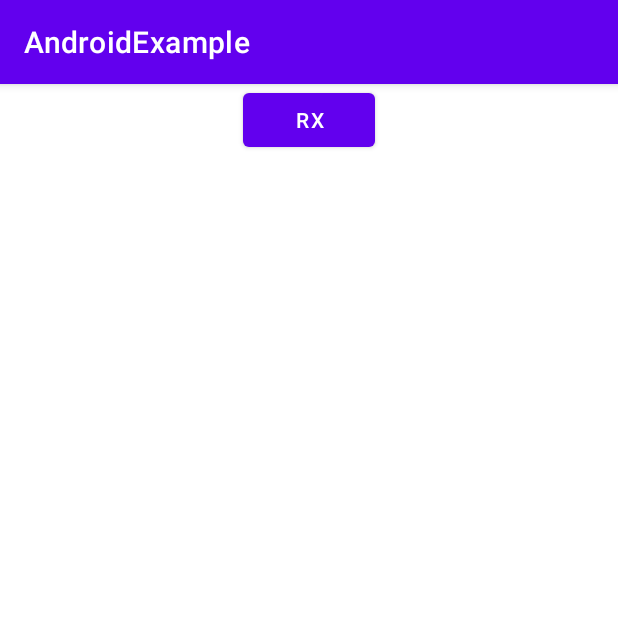
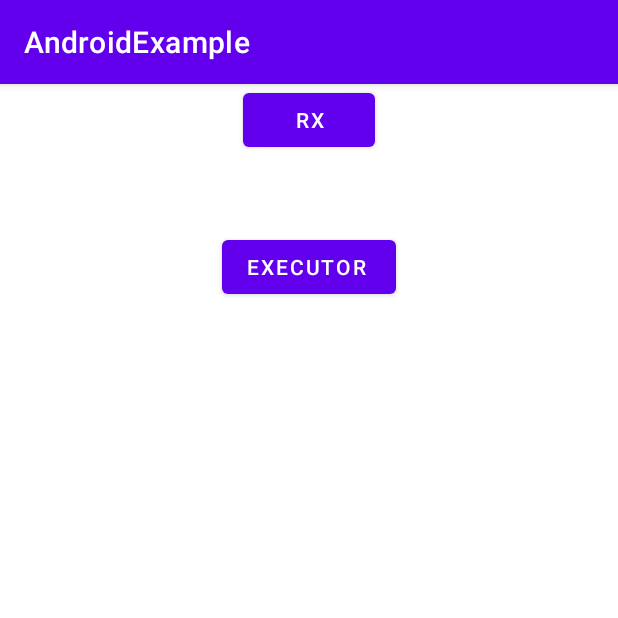
Before and after one commit to trongtrong/AndroidExample, an Android app: the screen it shows after launch (MainActivity), on a phone screen of 412 x 824 dp, the top half of it. Run offline under Robolectric (Android 15) with nearby library versions, the phone set to English and light mode, and no system bars.

Commit message:
Feat: ví dụ sử dụng executor

```diff
--- a/app/src/main/AndroidManifest.xml
+++ b/app/src/main/AndroidManifest.xml
@@ -27,7 +27,8 @@
                 android:name="android.app.lib_name"
                 android:value="" />
         </activity>
-        <activity android:name="com.example.androidexample.SecondActivity" />
+        <activity android:name="com.example.androidexample.rx.SecondActivity" />
+        <activity android:name="com.example.androidexample.executor.ExecutorActivity" />
     </application>
 
 </manifest>
--- a/app/src/main/java/com/example/androidexample/MainActivity.java
+++ b/app/src/main/java/com/example/androidexample/MainActivity.java
@@ -2,24 +2,12 @@ package com.example.androidexample;
 
 import androidx.appcompat.app.AppCompatActivity;
 
-import android.content.Context;
 import android.content.Intent;
-import android.database.Cursor;
 import android.os.Bundle;
-import android.provider.MediaStore;
-import android.util.Log;
-import android.view.View;
 import android.widget.Button;
 
-import java.util.ArrayList;
-import java.util.HashSet;
-import java.util.List;
-
-import io.reactivex.rxjava3.android.schedulers.AndroidSchedulers;
-import io.reactivex.rxjava3.core.Observable;
-import io.reactivex.rxjava3.core.Scheduler;
-import io.reactivex.rxjava3.disposables.Disposable;
-import io.reactivex.rxjava3.schedulers.Schedulers;
+import com.example.androidexample.executor.ExecutorActivity;
+import com.example.androidexample.rx.SecondActivity;
 
 public class MainActivity extends AppCompatActivity {
 
@@ -27,10 +15,15 @@ public class MainActivity extends AppCompatActivity {
     protected void onCreate(Bundle savedInstanceState) {
         super.onCreate(savedInstanceState);
         setContentView(R.layout.activity_main);
-        Button btnCall = findViewById(R.id.btn_rx);
+        Button btnRx = findViewById(R.id.btn_rx);
+        Button btnExecutor = findViewById(R.id.btn_executor);
 
-        btnCall.setOnClickListener(view -> {
+        btnRx.setOnClickListener(view -> {
             startActivity(new Intent(MainActivity.this, SecondActivity.class));
+        });
+
+        btnExecutor.setOnClickListener(view -> {
+            startActivity(new Intent(MainActivity.this, ExecutorActivity.class));
         });
 
     }
--- /dev/null
+++ b/app/src/main/res/layout/activity_executor.xml
@@ -0,0 +1,6 @@
+<?xml version="1.0" encoding="utf-8"?>
+<RelativeLayout xmlns:android="http://schemas.android.com/apk/res/android"
+    android:layout_width="match_parent"
+    android:layout_height="match_parent">
+
+</RelativeLayout>
--- a/app/src/main/res/layout/activity_main.xml
+++ b/app/src/main/res/layout/activity_main.xml
@@ -1,17 +1,25 @@
 <?xml version="1.0" encoding="utf-8"?>
-<RelativeLayout xmlns:android="http://schemas.android.com/apk/res/android"
+<LinearLayout xmlns:android="http://schemas.android.com/apk/res/android"
     xmlns:app="http://schemas.android.com/apk/res-auto"
     xmlns:tools="http://schemas.android.com/tools"
     android:layout_width="match_parent"
+    android:gravity="center_horizontal"
+    android:orientation="vertical"
     android:layout_height="match_parent"
     tools:context=".MainActivity">
 
    <Button
-       android:layout_centerHorizontal="true"
        android:text="RX"
        android:id="@+id/btn_rx"
        android:layout_width="wrap_content"
        android:layout_height="wrap_content"/>
 
+   <Button
+       android:layout_marginTop="50dp"
+       android:text="Executor "
+       android:id="@+id/btn_executor"
+       android:layout_width="wrap_content"
+       android:layout_height="wrap_content"/>
 
-</RelativeLayout>
+
+</LinearLayout>
```
Also changed, not shown: app/src/main/java/com/example/androidexample/executor/ExecutorActivity.java (added, +48 -0 lines), app/src/main/java/com/example/androidexample/rx/SecondActivity.java (renamed from app/src/main/java/com/example/androidexample/SecondActivity.java, +7 -3 lines), app/src/main/java/com/example/androidexample/rx/VideoListObservable.java (renamed from app/src/main/java/com/example/androidexample/VideoListObservable.java, +4 -20 lines), app/src/main/java/com/example/androidexample/util/Utils.java (added, +29 -0 lines).
